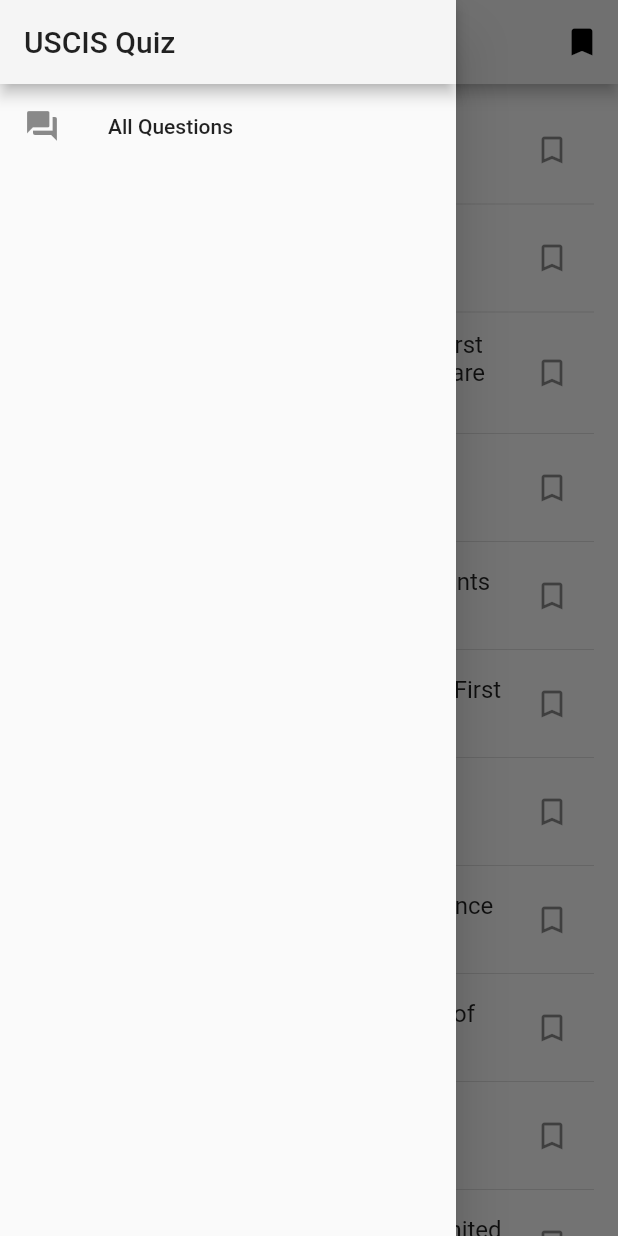
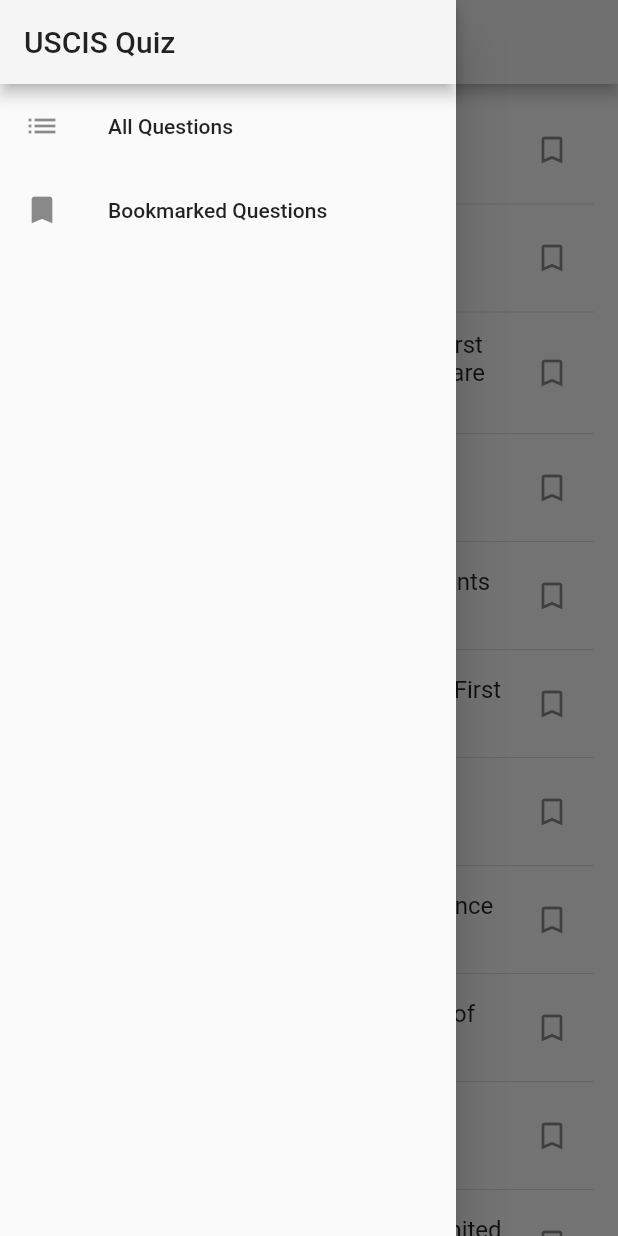
Before and after one commit to mnishiguchi/uscis_quiz, a Flutter app: the screen it shows after launch, with the side drawer open, on a phone screen of 412 x 824 dp. Run offline on Flutter 3.47's test engine with Material 2 defaults, Android fonts, the phone set to English and light mode, and no system bars; our stand-ins replace bloc, equatable, flutter_bloc, flutter_linkify.

Commit message:
Add bookmarked questions page

```diff
--- a/lib/main.dart
+++ b/lib/main.dart
@@ -43,6 +43,7 @@ class MyApp extends StatelessWidget {
       ),
       initialRoute: QuestionsPage.routeName,
       routes: {
+        BookmarkedQuestionsPage.routeName: (_) => BookmarkedQuestionsPage(),
         QuestionsPage.routeName: (_) => QuestionsPage(),
         QuestionPage.routeName: (_) => QuestionPage(),
       },
--- /dev/null
+++ b/lib/pages/bookmarked_questions_page.dart
@@ -0,0 +1,25 @@
+import 'package:flutter/material.dart';
+
+import 'package:uscisquiz/pages/pages.dart';
+import 'package:uscisquiz/blocs/blocs.dart';
+import 'package:uscisquiz/widgets/widgets.dart';
+
+class BookmarkedQuestionsPage extends QuestionsPage {
+  static const routeName = '/bookmarked_questions';
+
+  @override
+  String pageTitle() => 'Bookmarked Questions';
+
+  @override
+  Widget buildQuestions(BuildContext context, UscisQuizStateLoaded state) {
+    final Set<int> bookmarkedIds = state.bookmarkedIds ?? Set<int>();
+    final questions = state.questions
+        .where((question) => bookmarkedIds.contains(question.id))
+        .toList();
+
+    return QuestionList(
+      questions: questions,
+      bookmarkedIds: bookmarkedIds,
+    );
+  }
+}
--- a/lib/pages/pages.dart
+++ b/lib/pages/pages.dart
@@ -1,3 +1,4 @@
+export 'bookmarked_questions_page.dart';
 export 'home_page.dart';
 export 'question_page.dart';
 export 'questions_page.dart';
--- a/lib/pages/questions_page.dart
+++ b/lib/pages/questions_page.dart
@@ -4,8 +4,11 @@ import 'package:flutter_bloc/flutter_bloc.dart';
 import 'package:uscisquiz/blocs/blocs.dart';
 import 'package:uscisquiz/widgets/widgets.dart';
 
+// The default questions page.
 class QuestionsPage extends StatelessWidget {
   static const routeName = '/questions';
+
+  String pageTitle() => 'All Questions';
 
   @override
   Widget build(BuildContext context) {
@@ -16,23 +19,16 @@ class QuestionsPage extends StatelessWidget {
         return Scaffold(
           drawer: MyDrawer(),
           appBar: AppBar(
-            title: Text('Questions'),
-            actions: <Widget>[
-              IconButton(
-                icon: Icon(Icons.bookmark),
-                onPressed: () {
-                  // TODO: Toggle bookmark filter.
-                },
-              )
-            ],
+            title: Text(pageTitle()),
+            actions: <Widget>[],
           ),
-          body: _buildContent(context, state),
+          body: buildContent(context, state),
         );
       },
     );
   }
 
-  Widget _buildContent(BuildContext context, UscisQuizState state) {
+  Widget buildContent(BuildContext context, UscisQuizState state) {
     if (state is UscisQuizStateUninitialized) {
       return Center(
         child: CircularProgressIndicator(),
@@ -40,7 +36,7 @@ class QuestionsPage extends StatelessWidget {
     }
 
     if (state is UscisQuizStateLoaded) {
-      return _buildQuestions(context, state);
+      return buildQuestions(context, state);
     }
 
     return Center(
@@ -48,7 +44,7 @@ class QuestionsPage extends StatelessWidget {
     );
   }
 
-  Widget _buildQuestions(BuildContext context, UscisQuizStateLoaded state) {
+  Widget buildQuestions(BuildContext context, UscisQuizStateLoaded state) {
     final questions = state.questions;
     final Set<int> bookmarkedIds = state.bookmarkedIds ?? Set<int>();
 
--- a/lib/widgets/my_drawer.dart
+++ b/lib/widgets/my_drawer.dart
@@ -15,10 +15,17 @@ class MyDrawer extends StatelessWidget {
             title: Text('USCIS Quiz'),
           ),
           ListTile(
-            leading: Icon(Icons.question_answer),
+            leading: Icon(Icons.list),
             title: Text('All Questions'),
             onTap: () {
               Navigator.pushReplacementNamed(context, QuestionsPage.routeName);
+            },
+          ),
+          ListTile(
+            leading: Icon(Icons.bookmark),
+            title: Text('Bookmarked Questions'),
+            onTap: () {
+              Navigator.pushReplacementNamed(context, BookmarkedQuestionsPage.routeName);
             },
           ),
         ],
```
